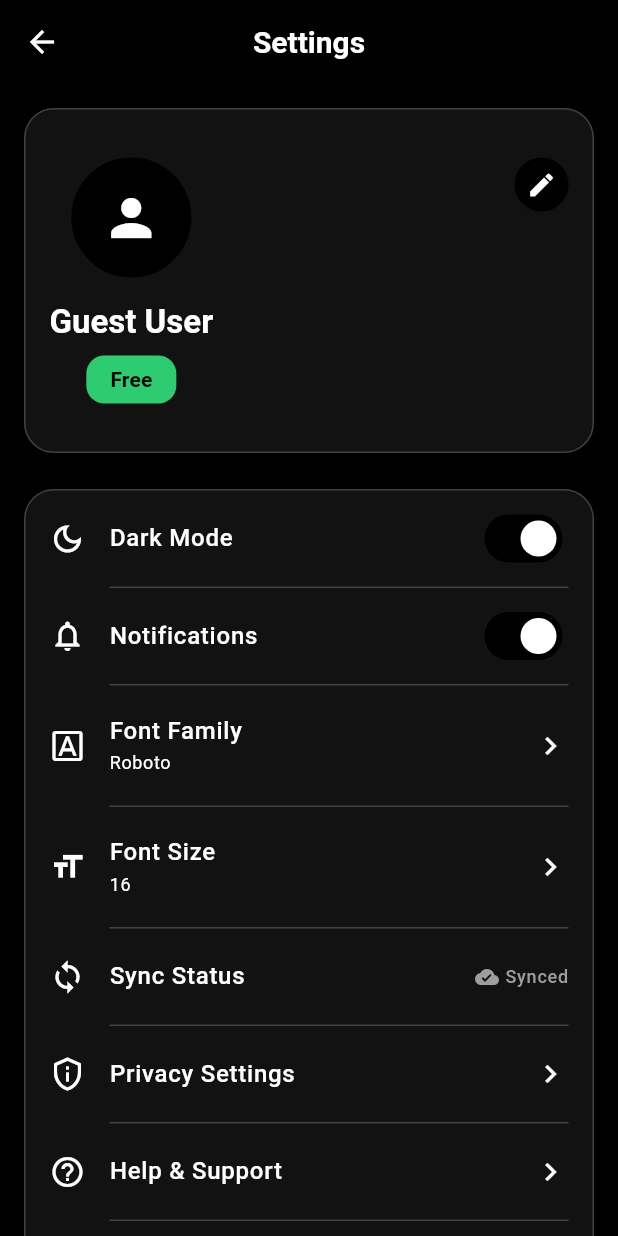
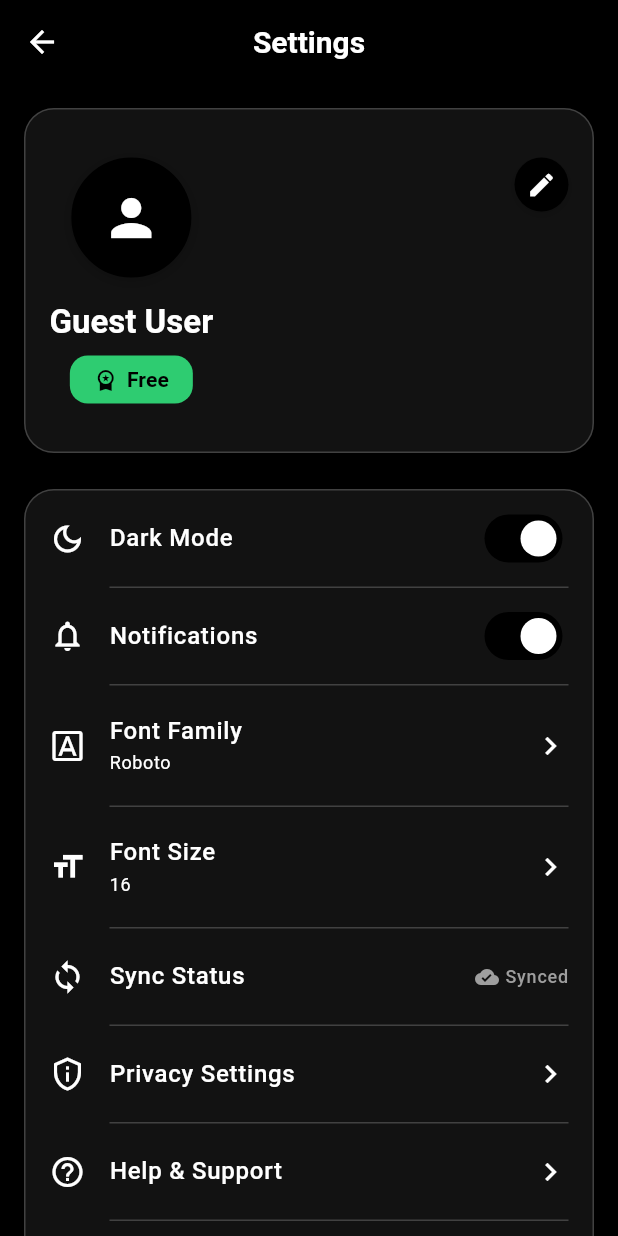
Before and after one commit to Walapalam/VisuaLit-Flutter_2.0, a Flutter app: the SettingsScreen screen opened directly, on a phone screen of 412 x 824 dp. Run offline on Flutter 3.47's test engine with Material 3 defaults, Android fonts, the phone set to English and light mode, and no system bars; our stand-ins replace appwrite, cached_network_image, connectivity_plus, csslib, device_info_plus, file_picker and 16 more; missing offline and left inert: epubx, flutter_html_svg, flutter_html_table, screen_brightness; accounts and stored records are empty; generated files the repository leaves out were written again.

Commit message:
new setting UI

```diff
--- a/lib/features/settings/presentation/settings_screen.dart
+++ b/lib/features/settings/presentation/settings_screen.dart
@@ -70,6 +70,13 @@ class SettingsScreen extends ConsumerWidget {
             color: theme.colorScheme.outline.withOpacity(0.2),
             width: 1,
           ),
+          boxShadow: [
+            BoxShadow(
+              color: theme.colorScheme.shadow.withOpacity(0.05),
+              blurRadius: 8,
+              offset: const Offset(0, 2),
+            ),
+          ],
         ),
         child: Stack(
           children: [
@@ -87,6 +94,13 @@ class SettingsScreen extends ConsumerWidget {
                       color: theme.colorScheme.primary,
                       width: 2,
                     ),
+                    boxShadow: [
+                      BoxShadow(
+                        color: theme.colorScheme.primary.withOpacity(0.2),
+                        blurRadius: 8,
+                        offset: const Offset(0, 2),
+                      ),
+                    ],
                   ),
                   child: Center(
                     child: user?.photoURL != null
@@ -122,6 +136,8 @@ class SettingsScreen extends ConsumerWidget {
                     fontWeight: FontWeight.bold,
                   ),
                   textAlign: TextAlign.center,
+                  maxLines: 2,
+                  overflow: TextOverflow.ellipsis,
                 ),
 
                 const SizedBox(height: 8),
@@ -133,21 +149,43 @@ class SettingsScreen extends ConsumerWidget {
                     color: theme.colorScheme.secondaryContainer,
                     borderRadius: BorderRadius.circular(12),
                   ),
-                  child: Text(
+                  child: Row(
+                    mainAxisSize: MainAxisSize.min,
+                    children: [
+                      Icon(
+                        Icons.workspace_premium,
+                        size: 16,
+                        color: theme.colorScheme.onSecondaryContainer,
+                      ),
+                      const SizedBox(width: 6),
+                      Text(
                         'Free',
                         style: theme.textTheme.labelLarge?.copyWith(
                           color: theme.colorScheme.onSecondaryContainer,
                           fontWeight: FontWeight.w600,
                         ),
                       ),
+                    ],
+                  ),
                 ),
               ],
             ),
 
-            // Edit Icon (Pencil)
+            // Edit Icon (Pencil) - Top Right Corner
             Positioned(
               top: 0,
               right: 0,
+              child: Material(
+                color: Colors.transparent,
+                child: InkWell(
+                  onTap: () {
+                    Navigator.of(context).push(
+                      MaterialPageRoute(
+                        builder: (context) => const AccountSettingsScreen(),
+                      ),
+                    );
+                  },
+                  borderRadius: BorderRadius.circular(20),
                   child: Container(
                     padding: const EdgeInsets.all(8),
                     decoration: BoxDecoration(
@@ -155,7 +193,7 @@ class SettingsScreen extends ConsumerWidget {
                       shape: BoxShape.circle,
                       boxShadow: [
                         BoxShadow(
-                      color: theme.colorScheme.shadow.withOpacity(0.1),
+                          color: theme.colorScheme.shadow.withOpacity(0.15),
                           blurRadius: 4,
                           offset: const Offset(0, 2),
                         ),
@@ -165,6 +203,8 @@ class SettingsScreen extends ConsumerWidget {
                       Icons.edit,
                       size: 20,
                       color: theme.colorScheme.onPrimaryContainer,
+                    ),
+                  ),
                 ),
               ),
             ),
--- a/pubspec.yaml
+++ b/pubspec.yaml
@@ -40,6 +40,7 @@ dependencies:
   english_words: ^4.0.0
   firebase_core: ^4.1.1
   firebase_auth: ^6.1.0
+  firebase_messaging: ^14.6.7
   connectivity_plus: ^7.0.0
   media_store_plus: ^0.1.3
   google_sign_in: ^6.1.6
```
Also changed, not shown: lib/features/settings/presentation/privacy_settings.dart (+42 -3 lines), pubspec.lock, 2 other files. Lines whose indentation alone changed are shown as unchanged.
